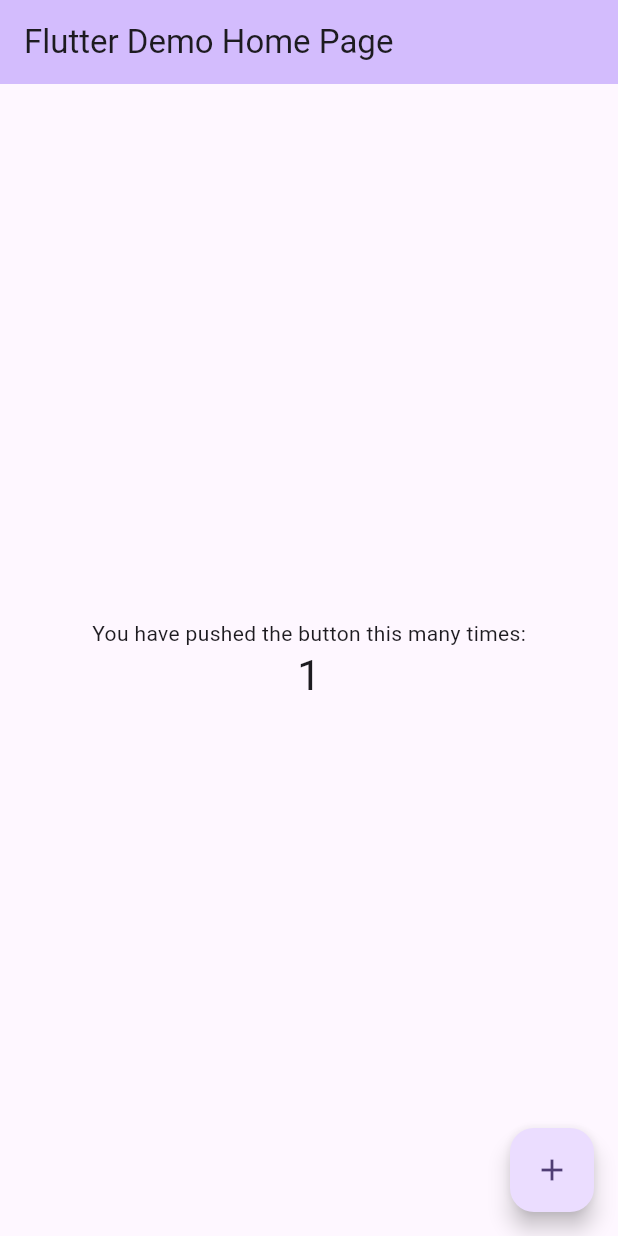
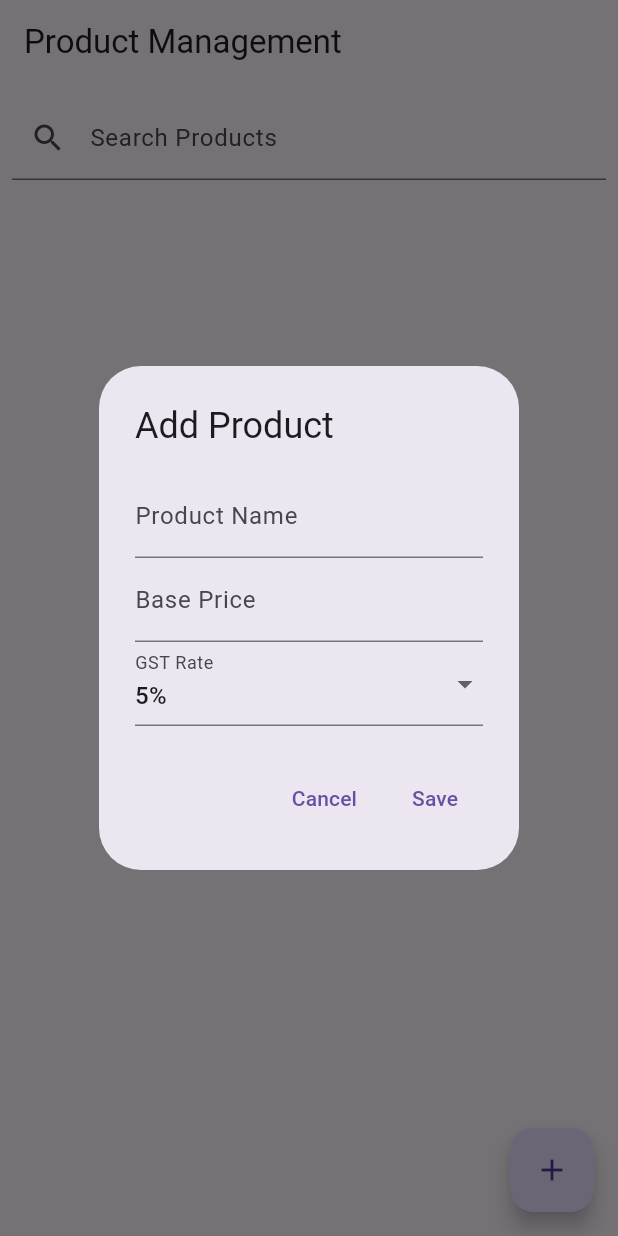
Before and after one commit to Mohitjadav13/GST_Calculator, a Flutter app: the screen it shows after launch, after a tap on the "add" icon, on a phone screen of 412 x 824 dp. Run offline on Flutter 3.47's test engine with Material 3 defaults, Android fonts, the phone set to English and light mode, and no system bars.

Commit message:
add product

```diff
--- a/lib/main.dart
+++ b/lib/main.dart
@@ -1,4 +1,7 @@
 import 'package:flutter/material.dart';
+import 'package:provider/provider.dart';
+import 'providers/product_provider.dart';
+import 'screens/product_management_screen.dart';
 
 void main() {
   runApp(const MyApp());
@@ -7,119 +10,18 @@ void main() {
 class MyApp extends StatelessWidget {
   const MyApp({super.key});
 
-  // This widget is the root of your application.
   @override
   Widget build(BuildContext context) {
-    return MaterialApp(
-      title: 'Flutter Demo',
-      theme: ThemeData(
-        // This is the theme of your application.
-        //
-        // TRY THIS: Try running your application with "flutter run". You'll see
-        // the application has a blue toolbar. Then, without quitting the app,
-        // try changing the seedColor in the colorScheme below to Colors.green
-        // and then invoke "hot reload" (save your changes or press the "hot
-        // reload" button in a Flutter-supported IDE, or press "r" if you used
-        // the command line to start the app).
-        //
-        // Notice that the counter didn't reset back to zero; the application
-        // state is not lost during the reload. To reset the state, use hot
-        // restart instead.
-        //
-        // This works for code too, not just values: Most code changes can be
-        // tested with just a hot reload.
-        colorScheme: ColorScheme.fromSeed(seedColor: Colors.deepPurple),
-        useMaterial3: true,
+    return ChangeNotifierProvider(
+      create: (context) => ProductProvider(),
+      child: MaterialApp(
+        title: 'GST Calculator',
+        theme: ThemeData(
+          primarySwatch: Colors.blue,
+          useMaterial3: true,
+        ),
+        home: const ProductManagementScreen(),
       ),
-      home: const MyHomePage(title: 'Flutter Demo Home Page'),
     );
   }
 }
-
-class MyHomePage extends StatefulWidget {
-  const MyHomePage({super.key, required this.title});
-
-  // This widget is the home page of your application. It is stateful, meaning
-  // that it has a State object (defined below) that contains fields that affect
-  // how it looks.
-
-  // This class is the configuration for the state. It holds the values (in this
-  // case the title) provided by the parent (in this case the App widget) and
-  // used by the build method of the State. Fields in a Widget subclass are
-  // always marked "final".
-
-  final String title;
-
-  @override
-  State<MyHomePage> createState() => _MyHomePageState();
-}
-
-class _MyHomePageState extends State<MyHomePage> {
-  int _counter = 0;
-
-  void _incrementCounter() {
-    setState(() {
-      // This call to setState tells the Flutter framework that something has
-      // changed in this State, which causes it to rerun the build method below
-      // so that the display can reflect the updated values. If we changed
-      // _counter without calling setState(), then the build method would not be
-      // called again, and so nothing would appear to happen.
-      _counter++;
-    });
-  }
-
-  @override
-  Widget build(BuildContext context) {
-    // This method is rerun every time setState is called, for instance as done
-    // by the _incrementCounter method above.
-    //
-    // The Flutter framework has been optimized to make rerunning build methods
-    // fast, so that you can just rebuild anything that needs updating rather
-    // than having to individually change instances of widgets.
-    return Scaffold(
-      appBar: AppBar(
-        // TRY THIS: Try changing the color here to a specific color (to
-        // Colors.amber, perhaps?) and trigger a hot reload to see the AppBar
-        // change color while the other colors stay the same.
-        backgroundColor: Theme.of(context).colorScheme.inversePrimary,
-        // Here we take the value from the MyHomePage object that was created by
-        // the App.build method, and use it to set our appbar title.
-        title: Text(widget.title),
-      ),
-      body: Center(
-        // Center is a layout widget. It takes a single child and positions it
-        // in the middle of the parent.
-        child: Column(
-          // Column is also a layout widget. It takes a list of children and
-          // arranges them vertically. By default, it sizes itself to fit its
-          // children horizontally, and tries to be as tall as its parent.
-          //
-          // Column has various properties to control how it sizes itself and
-          // how it positions its children. Here we use mainAxisAlignment to
-          // center the children vertically; the main axis here is the vertical
-          // axis because Columns are vertical (the cross axis would be
-          // horizontal).
-          //
-          // TRY THIS: Invoke "debug painting" (choose the "Toggle Debug Paint"
-          // action in the IDE, or press "p" in the console), to see the
-          // wireframe for each widget.
-          mainAxisAlignment: MainAxisAlignment.center,
-          children: <Widget>[
-            const Text(
-              'You have pushed the button this many times:',
-            ),
-            Text(
-              '$_counter',
-              style: Theme.of(context).textTheme.headlineMedium,
-            ),
-          ],
-        ),
-      ),
-      floatingActionButton: FloatingActionButton(
-        onPressed: _incrementCounter,
-        tooltip: 'Increment',
-        child: const Icon(Icons.add),
-      ), // This trailing comma makes auto-formatting nicer for build methods.
-    );
-  }
-}
--- /dev/null
+++ b/lib/models/product.dart
@@ -0,0 +1,43 @@
+class Product {
+  String id;
+  String name;
+  double basePrice;
+  double gstRate;
+
+  Product({
+    required this.id,
+    required this.name,
+    required this.basePrice,
+    required this.gstRate,
+  });
+
+  // GST calculations
+  double get cgst => (basePrice * gstRate / 100) / 2;
+  double get sgst => (basePrice * gstRate / 100) / 2;
+  double get totalGst => cgst + sgst;
+  double get totalPrice => basePrice + totalGst;
+
+  // Format currency values
+  String get formattedBasePrice => '₹${basePrice.toStringAsFixed(2)}';
+  String get formattedCGST => '₹${cgst.toStringAsFixed(2)}';
+  String get formattedSGST => '₹${sgst.toStringAsFixed(2)}';
+  String get formattedTotalPrice => '₹${totalPrice.toStringAsFixed(2)}';
+
+  Map<String, dynamic> toMap() {
+    return {
+      'id': id,
+      'name': name,
+      'basePrice': basePrice,
+      'gstRate': gstRate,
+    };
+  }
+
+  factory Product.fromMap(Map<String, dynamic> map) {
+    return Product(
+      id: map['id'],
+      name: map['name'],
+      basePrice: map['basePrice'],
+      gstRate: map['gstRate'],
+    );
+  }
+}
--- /dev/null
+++ b/lib/providers/product_provider.dart
@@ -0,0 +1,51 @@
+import 'package:flutter/foundation.dart';
+import 'package:uuid/uuid.dart';
+import '../models/product.dart';
+
+class ProductProvider with ChangeNotifier {
+  final List<Product> _products = [];
+  List<Product> _filteredProducts = [];
+  final _uuid = const Uuid();
+
+  List<Product> get products => _products;
+  List<Product> get filteredProducts => _filteredProducts;
+
+  void addProduct(String name, double basePrice, double gstRate) {
+    final product = Product(
+      id: _uuid.v4(),
+      name: name,
+      basePrice: basePrice,
+      gstRate: gstRate,
+    );
+    _products.add(product);
+    _filteredProducts = List.from(_products);
+    notifyListeners();
+  }
+
+  void updateProduct(Product product) {
+    final index = _products.indexWhere((p) => p.id == product.id);
+    if (index >= 0) {
+      _products[index] = product;
+      _filteredProducts = List.from(_products);
+      notifyListeners();
+    }
+  }
+
+  void deleteProduct(String id) {
+    _products.removeWhere((product) => product.id == id);
+    _filteredProducts = List.from(_products);
+    notifyListeners();
+  }
+
+  void searchProducts(String query) {
+    if (query.isEmpty) {
+      _filteredProducts = List.from(_products);
+    } else {
+      _filteredProducts = _products
+          .where((product) =>
+              product.name.toLowerCase().contains(query.toLowerCase()))
+          .toList();
+    }
+    notifyListeners();
+  }
+}
--- /dev/null
+++ b/lib/screens/product_management_screen.dart
@@ -0,0 +1,231 @@
+import 'package:flutter/material.dart';
+import 'package:provider/provider.dart';
+import '../providers/product_provider.dart';
+import '../models/product.dart';
+
+class ProductManagementScreen extends StatefulWidget {
+  const ProductManagementScreen({super.key});
+
+  @override
+  State<ProductManagementScreen> createState() => _ProductManagementScreenState();
+}
+
+class _ProductManagementScreenState extends State<ProductManagementScreen> {
+  final _formKey = GlobalKey<FormState>();
+  final _nameController = TextEditingController();
+  final _priceController = TextEditingController();
+  double _selectedGstRate = 5.0;
+  final _searchController = TextEditingController();
+
+  @override
+  Widget build(BuildContext context) {
+    return Scaffold(
+      appBar: AppBar(
+        title: const Text('Product Management'),
+      ),
+      body: Column(
+        children: [
+          _buildSearchBar(),
+          _buildProductList(),
+        ],
+      ),
+      floatingActionButton: FloatingActionButton(
+        onPressed: () => _showAddProductDialog(context),
+        child: const Icon(Icons.add),
+      ),
+    );
+  }
+
+  Widget _buildSearchBar() {
+    return Padding(
+      padding: const EdgeInsets.all(8.0),
+      child: TextField(
+        controller: _searchController,
+        decoration: const InputDecoration(
+          labelText: 'Search Products',
+          prefixIcon: Icon(Icons.search),
+        ),
+        onChanged: (value) {
+          Provider.of<ProductProvider>(context, listen: false)
+              .searchProducts(value);
+        },
+      ),
+    );
+  }
+
+  Widget _buildProductList() {
+    return Expanded(
+      child: Consumer<ProductProvider>(
+        builder: (context, productProvider, child) {
+          return ListView.builder(
+            itemCount: productProvider.filteredProducts.length,
+            itemBuilder: (context, index) {
+              final product = productProvider.filteredProducts[index];
+              return Card(
+                margin: const EdgeInsets.all(8.0),
+                child: ListTile(
+                  title: Text(product.name),
+                  subtitle: Column(
+                    crossAxisAlignment: CrossAxisAlignment.start,
+                    children: [
+                      Text('Base Price: ${product.formattedBasePrice}'),
+                      Text('GST Rate: ${product.gstRate}%'),
+                      Text('CGST (${product.gstRate/2}%): ${product.formattedCGST}'),
+                      Text('SGST (${product.gstRate/2}%): ${product.formattedSGST}'),
+                      Text('Total Price: ${product.formattedTotalPrice}',
+                          style: const TextStyle(fontWeight: FontWeight.bold)),
+                    ],
+                  ),
+                  trailing: Row(
+                    mainAxisSize: MainAxisSize.min,
+                    children: [
+                      IconButton(
+                        icon: const Icon(Icons.edit),
+                        onPressed: () => _showEditProductDialog(context, product),
+                      ),
+                      IconButton(
+                        icon: const Icon(Icons.delete),
+                        onPressed: () => _deleteProduct(product.id),
+                      ),
+                    ],
+                  ),
+                ),
+              );
+            },
+          );
+        },
+      ),
+    );
+  }
+
+  void _showAddProductDialog(BuildContext context) {
+    showDialog(
+      context: context,
+      builder: (context) => AlertDialog(
+        title: const Text('Add Product'),
+        content: _buildProductForm(),
+        actions: [
+          TextButton(
+            onPressed: () => Navigator.pop(context),
+            child: const Text('Cancel'),
+          ),
+          TextButton(
+            onPressed: () => _saveProduct(context),
+            child: const Text('Save'),
+          ),
+        ],
+      ),
+    );
+  }
+
+  void _showEditProductDialog(BuildContext context, Product product) {
+    _nameController.text = product.name;
+    _priceController.text = product.basePrice.toString();
+    _selectedGstRate = product.gstRate;
+
+    showDialog(
+      context: context,
+      builder: (context) => AlertDialog(
+        title: const Text('Edit Product'),
+        content: _buildProductForm(isEditing: true, product: product),
+        actions: [
+          TextButton(
+            onPressed: () => Navigator.pop(context),
+            child: const Text('Cancel'),
+          ),
+          TextButton(
+            onPressed: () => _updateProduct(context, product),
+            child: const Text('Update'),
+          ),
+        ],
+      ),
+    );
+  }
+
+  Widget _buildProductForm({bool isEditing = false, Product? product}) {
+    return Form(
+      key: _formKey,
+      child: Column(
+        mainAxisSize: MainAxisSize.min,
+        children: [
+          TextFormField(
+            controller: _nameController,
+            decoration: const InputDecoration(labelText: 'Product Name'),
+            validator: (value) =>
+                value?.isEmpty ?? true ? 'Please enter a name' : null,
+          ),
+          TextFormField(
+            controller: _priceController,
+            decoration: const InputDecoration(labelText: 'Base Price'),
+            keyboardType: TextInputType.number,
+            validator: (value) =>
+                value?.isEmpty ?? true ? 'Please enter a price' : null,
+          ),
+          DropdownButtonFormField<double>(
+            value: _selectedGstRate,
+            items: const [
+              DropdownMenuItem(value: 5.0, child: Text('5%')),
+              DropdownMenuItem(value: 12.0, child: Text('12%')),
+              DropdownMenuItem(value: 18.0, child: Text('18%')),
+              DropdownMenuItem(value: 28.0, child: Text('28%')),
+            ],
+            onChanged: (value) {
+              setState(() {
+                _selectedGstRate = value!;
+              });
+            },
+            decoration: const InputDecoration(labelText: 'GST Rate'),
+          ),
+        ],
+      ),
+    );
+  }
+
+  void _saveProduct(BuildContext context) {
+    if (_formKey.currentState?.validate() ?? false) {
+      final name = _nameController.text;
+      final price = double.parse(_priceController.text);
+
+      Provider.of<ProductProvider>(context, listen: false)
+          .addProduct(name, price, _selectedGstRate);
+
+      _clearForm();
+      Navigator.pop(context);
+    }
+  }
+
+  void _updateProduct(BuildContext context, Product product) {
+    if (_formKey.currentState?.validate() ?? false) {
+      final updatedProduct = Product(
+        id: product.id,
+        name: _nameController.text,
+        basePrice: double.parse(_priceController.text),
+        gstRate: _selectedGstRate,
+      );
+
+      Provider.of<ProductProvider>(context, listen: false)
+          .updateProduct(updatedProduct);
+
+      _clearForm();
+      Navigator.pop(context);
+    }
+  }
+
+  void _deleteProduct(String id) {
+    Provider.of<ProductProvider>(context, listen: false).deleteProduct(id);
+  }
+
+  void _clearForm() {
+    _nameController.clear();
+    _priceController.clear();
+    _selectedGstRate = 5.0;
+  }
+
+  @override
+  void dispose() {
+    _nameController.dispose();
+    _priceController.dispose();
+    _searchController.dispose();
+    super.dispose();
+  }
+}
--- a/pubspec.yaml
+++ b/pubspec.yaml
@@ -30,7 +30,8 @@ environment:
 dependencies:
   flutter:
     sdk: flutter
-
+  provider: ^6.0.5
+  uuid: ^4.0.0
 
   # The following adds the Cupertino Icons font to your application.
   # Use with the CupertinoIcons class for iOS style icons.
```
Also changed, not shown: pubspec.lock.
